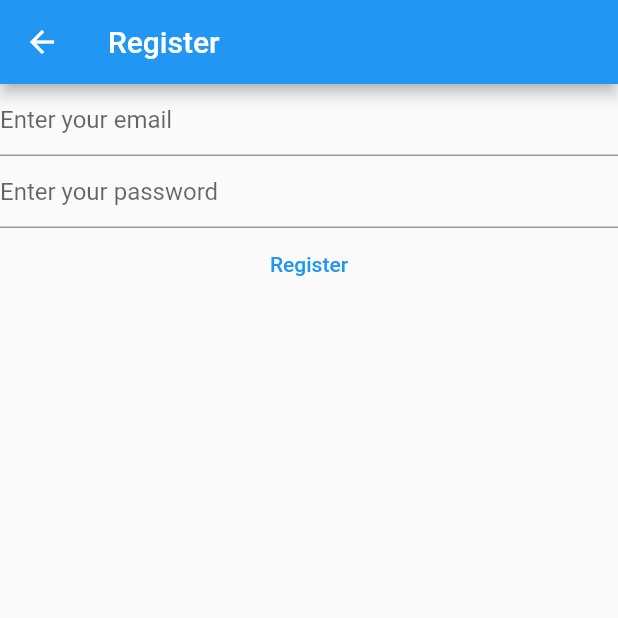
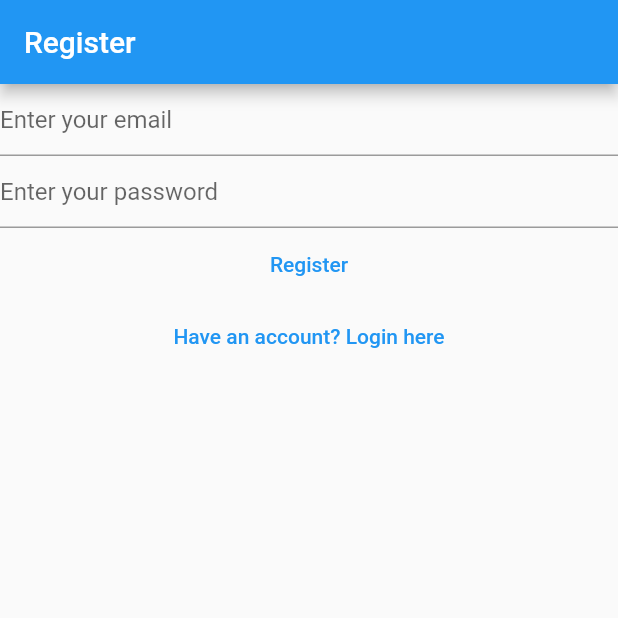
Before and after one commit to nferdazel/notes, a Flutter app: the RegisterView screen opened directly, on a phone screen of 412 x 824 dp, the top half of it. Run offline on Flutter 3.47's test engine with Material 2 defaults, Android fonts, the phone set to English and light mode, and no system bars; our stand-ins replace firebase_auth, firebase_core; accounts and stored records are empty.

Commit message:
setup routes and linking login and register view

```diff
--- a/lib/views/register_view.dart
+++ b/lib/views/register_view.dart
@@ -1,8 +1,5 @@
 import 'package:firebase_auth/firebase_auth.dart';
-import 'package:firebase_core/firebase_core.dart';
 import 'package:flutter/material.dart';
-
-import '../firebase_options.dart';
 
 class RegisterView extends StatefulWidget {
   const RegisterView({Key? key}) : super(key: key);
@@ -35,30 +32,21 @@ class _RegisterViewState extends State<RegisterView> {
   Widget build(BuildContext context) {
     return Scaffold(
       appBar: AppBar(title: const Text('Register')),
-      body: FutureBuilder(
-        future: Firebase.initializeApp(
-          options: DefaultFirebaseOptions.currentPlatform,
-        ),
-        builder: (context, snapshot) {
-          switch (snapshot.connectionState) {
-            case ConnectionState.done:
-              return Column(
+      body: Column(
         children: [
           TextField(
             enableSuggestions: false,
             autocorrect: false,
             controller: _email,
             keyboardType: TextInputType.emailAddress,
-                    decoration:
-                        const InputDecoration(hintText: 'Enter your email'),
+            decoration: const InputDecoration(hintText: 'Enter your email'),
           ),
           TextField(
             obscureText: true,
             enableSuggestions: false,
             autocorrect: false,
             controller: _password,
-                    decoration:
-                        const InputDecoration(hintText: 'Enter your password'),
+            decoration: const InputDecoration(hintText: 'Enter your password'),
           ),
           TextButton(
             onPressed: () async {
@@ -66,15 +54,14 @@ class _RegisterViewState extends State<RegisterView> {
               final password = _password.text;
 
               try {
-                        final credential = await FirebaseAuth.instance
-                            .createUserWithEmailAndPassword(
+                final credential =
+                    await FirebaseAuth.instance.createUserWithEmailAndPassword(
                   email: email,
                   password: password,
                 );
 
                 print(credential);
               } on FirebaseAuthException catch (e) {
-                        print('code: ${e.code}');
                 if (e.code == 'weak-password') {
                   print('weak password');
                 } else if (e.code == 'email-already-in-use') {
@@ -86,12 +73,14 @@ class _RegisterViewState extends State<RegisterView> {
             },
             child: const Text('Register'),
           ),
+          TextButton(
+            onPressed: () {
+              Navigator.of(context)
+                  .pushNamedAndRemoveUntil('/login/', (route) => false);
+            },
+            child: const Text('Have an account? Login here'),
+          ),
         ],
-              );
-            default:
-              return const Text('Loading');
-          }
-        },
       ),
     );
   }
```
Also changed, not shown: lib/main.dart (+18 -13 lines), lib/views/login_view.dart (+14 -33 lines). Lines whose indentation alone changed are shown as unchanged.
